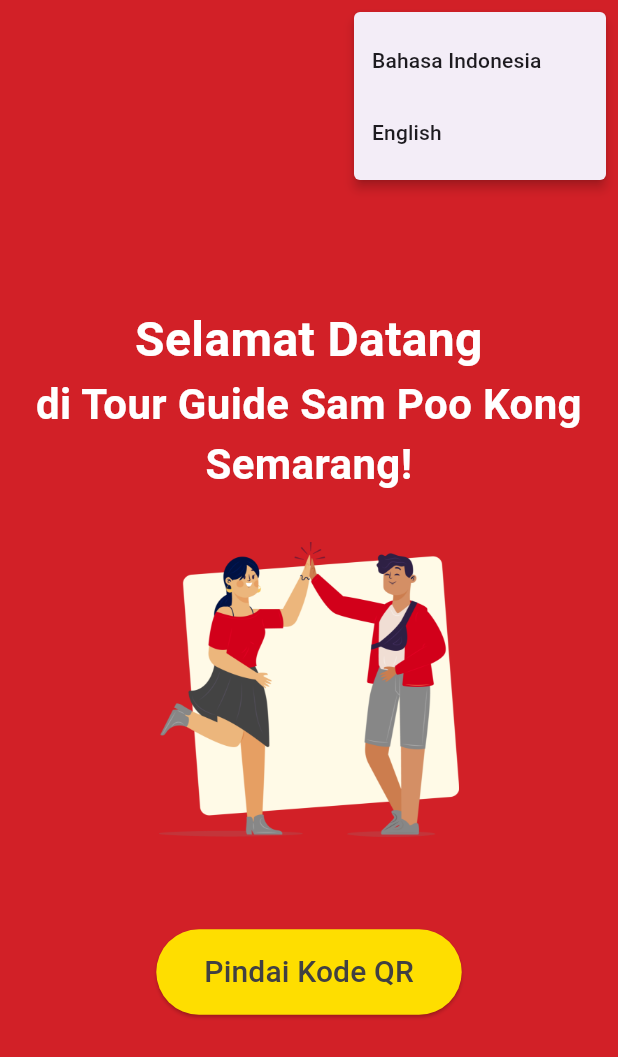
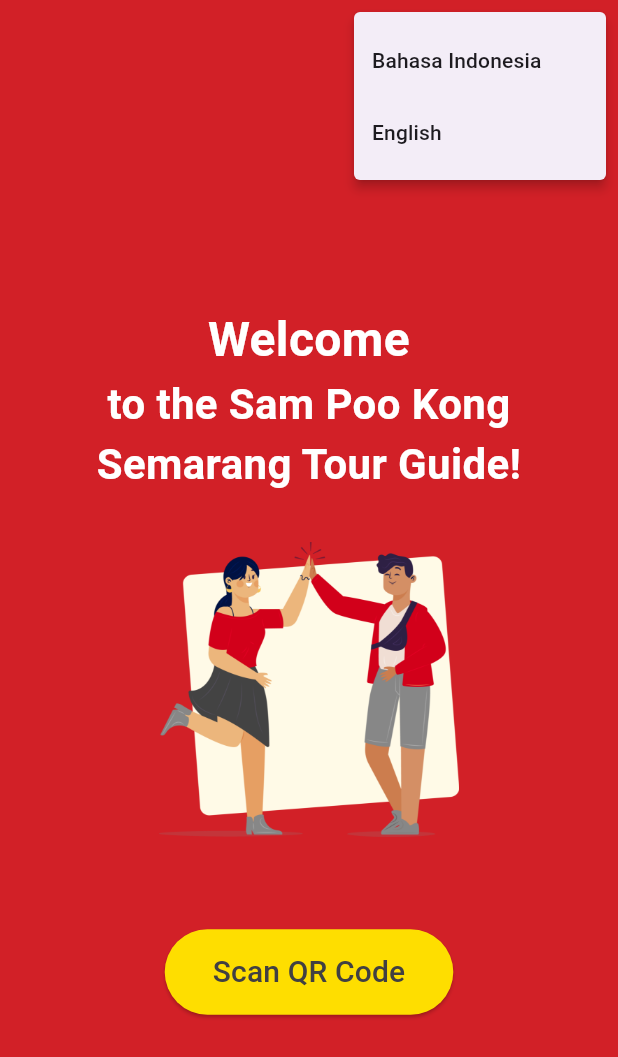
Before and after one commit to Pacifista00/flutter-sampookong, a Flutter app: the screen it shows after launch, after a tap on the "language" icon, on a phone screen of 412 x 824 dp. Shown: the top 1057 px of the screen. Run offline on Flutter 3.47's test engine with Material 3 defaults, Android fonts, the phone set to English and light mode, and no system bars; our stand-ins replace easy_localization, just_audio; missing offline and left inert: mobile_scanner, panorama_viewer.

Commit message:
lang done

```diff
--- /dev/null
+++ b/assets/langs/en.json
@@ -0,0 +1,11 @@
+{
+  "welcome": "Welcome",
+  "description": "to the Sam Poo Kong Semarang Tour Guide!",
+  "scan_qr": "Scan QR Code",
+  "scan_instructions": "Point the Camera at the QR Code",
+  "scan_failed": "Code not recognized :",
+  "sampookong_description": "Sam Poo Kong is a historic temple that reflects a blend of Chinese and Javanese culture, built on a site believed to have been visited by Admiral Zheng He in 1416. This place originated as a stone cave used as a place of worship, and has now developed into a magnificent temple complex, with the main building being rebuilt in 2002–2005.",
+  "next": "Next",
+  "gallery": "Gallery",
+  "explore": "Explore"
+}
--- /dev/null
+++ b/assets/langs/id.json
@@ -0,0 +1,11 @@
+{
+  "welcome": "Selamat Datang",
+  "description": "di Tour Guide Sam Poo Kong Semarang!",
+  "scan_qr": "Pindai Kode QR",
+  "scan_instructions": "Arahkan Kamera ke QR Code",
+  "scan_failed": "Kode tidak dikenali :",
+  "sampookong_description": "Sam Poo Kong merupakan klenteng bersejarah yang mencerminkan perpaduan budaya Tionghoa dan Jawa, dibangun di lokasi yang diyakini pernah disinggahi Laksamana Zheng He pada tahun 1416. Tempat ini berasal dari gua batu yang dijadikan tempat ibadah, dan kini telah berkembang menjadi kompleks klenteng yang megah, dengan pembangunan ulang gedung utamanya pada tahun 2002–2005.",
+  "next": "Lanjutkan",
+  "gallery": "Galeri",
+  "explore": "Telusuri"
+}
--- a/lib/main.dart
+++ b/lib/main.dart
@@ -7,9 +7,20 @@ import 'screens/splash_screen.dart';
 import 'screens/home_screen.dart';
 import 'screens/welcome_screen.dart';
 import 'screens/gallery_screen.dart';
+import 'package:easy_localization/easy_localization.dart';
 
-void main() {
-  runApp(const MyApp());
+void main() async {
+  WidgetsFlutterBinding.ensureInitialized();
+  await EasyLocalization.ensureInitialized();
+
+  runApp(
+    EasyLocalization(
+      supportedLocales: const [Locale('en'), Locale('id')],
+      path: 'assets/langs',
+      fallbackLocale: const Locale('en'),
+      child: const MyApp(),
+    ),
+  );
 }
 
 class MyApp extends StatelessWidget {
@@ -18,8 +29,11 @@ class MyApp extends StatelessWidget {
   @override
   Widget build(BuildContext context) {
     return MaterialApp(
-      title: 'Aplikasi Demo',
       debugShowCheckedModeBanner: false,
+      title: 'Tour Guide',
+      localizationsDelegates: context.localizationDelegates,
+      supportedLocales: context.supportedLocales,
+      locale: context.locale,
       initialRoute: '/',
       routes: {
         '/': (context) => const SplashScreen(),
--- a/lib/screens/gallery_screen.dart
+++ b/lib/screens/gallery_screen.dart
@@ -1,4 +1,5 @@
 import 'package:flutter/material.dart';
+import 'package:easy_localization/easy_localization.dart';
 
 class GalleryScreen extends StatelessWidget {
   const GalleryScreen({super.key});
@@ -6,7 +7,7 @@ class GalleryScreen extends StatelessWidget {
   @override
   Widget build(BuildContext context) {
     return Scaffold(
-      appBar: AppBar(title: const Text('Galeri')),
+      appBar: AppBar(title: Text('gallery'.tr())),
       body: ListView(
         padding: const EdgeInsets.all(16),
         children: [
@@ -55,7 +56,7 @@ class GalleryScreen extends StatelessWidget {
                 Navigator.pushNamed(context, routeName);
               },
               icon: const Icon(Icons.search),
-              label: const Text('Telusuri'),
+              label: Text('explore'.tr()),
               style: ElevatedButton.styleFrom(
                 backgroundColor: Colors.black.withOpacity(0.6),
                 foregroundColor: Colors.white,
--- a/lib/screens/qr_screen.dart
+++ b/lib/screens/qr_screen.dart
@@ -1,5 +1,6 @@
 import 'package:flutter/material.dart';
 import 'package:mobile_scanner/mobile_scanner.dart';
+import 'package:easy_localization/easy_localization.dart';
 
 class QrScreen extends StatefulWidget {
   const QrScreen({super.key});
@@ -21,9 +22,9 @@ class _QrScreenState extends State<QrScreen> {
         if (code == 't0urgu1de') {
           Navigator.pushReplacementNamed(context, '/home');
         } else {
-          ScaffoldMessenger.of(
-            context,
-          ).showSnackBar(SnackBar(content: Text('Kode tidak dikenali: $code')));
+          ScaffoldMessenger.of(context).showSnackBar(
+            SnackBar(content: Text('${'scan_failed'.tr()} : $code')),
+          );
 
           Future.delayed(const Duration(seconds: 2), () {
             setState(() => _isScanned = false);
@@ -37,7 +38,7 @@ class _QrScreenState extends State<QrScreen> {
   @override
   Widget build(BuildContext context) {
     return Scaffold(
-      appBar: AppBar(title: const Text('Scan QR')),
+      appBar: AppBar(title: Text('scan_qr'.tr())),
       body: Stack(
         children: [
           MobileScanner(
@@ -46,12 +47,12 @@ class _QrScreenState extends State<QrScreen> {
             ),
             onDetect: _handleScan,
           ),
-          const Align(
+          Align(
             alignment: Alignment.topCenter,
             child: Padding(
               padding: EdgeInsets.all(16.0),
               child: Text(
-                'Arahkan kamera ke QR Code',
+                'scan_instructions'.tr(),
                 style: TextStyle(fontSize: 18, color: Colors.white),
               ),
             ),
--- a/lib/screens/welcome_screen.dart
+++ b/lib/screens/welcome_screen.dart
@@ -1,13 +1,12 @@
 import 'package:flutter/material.dart';
+import 'package:easy_localization/easy_localization.dart';
 
 class WelcomeScreen extends StatelessWidget {
   const WelcomeScreen({super.key});
 
   void _changeLanguage(BuildContext context, String languageCode) {
-    // Tambahkan logika ubah bahasa di sini (misalnya pakai provider, setState, atau localization library)
-    ScaffoldMessenger.of(
-      context,
-    ).showSnackBar(SnackBar(content: Text('Bahasa diubah ke: $languageCode')));
+    final newLocale = Locale(languageCode);
+    context.setLocale(newLocale);
   }
 
   @override
@@ -22,12 +21,9 @@ class WelcomeScreen extends StatelessWidget {
             icon: const Icon(Icons.language, color: Colors.white),
             onSelected: (String value) => _changeLanguage(context, value),
             itemBuilder:
-                (BuildContext context) => [
-                  const PopupMenuItem(
-                    value: 'id',
-                    child: Text('Bahasa Indonesia'),
-                  ),
-                  const PopupMenuItem(value: 'en', child: Text('English')),
+                (BuildContext context) => const [
+                  PopupMenuItem(value: 'id', child: Text('Bahasa Indonesia')),
+                  PopupMenuItem(value: 'en', child: Text('English')),
                 ],
           ),
         ],
@@ -38,18 +34,18 @@ class WelcomeScreen extends StatelessWidget {
           child: Column(
             mainAxisSize: MainAxisSize.min,
             children: [
-              const Text(
-                'Selamat Datang',
-                style: TextStyle(
+              Text(
+                'welcome'.tr(),
+                style: const TextStyle(
                   fontSize: 32,
                   fontWeight: FontWeight.bold,
                   color: Colors.white,
                 ),
                 textAlign: TextAlign.center,
               ),
-              const Text(
-                'di Tour Guide Sam Poo Kong Semarang!',
-                style: TextStyle(
+              Text(
+                'description'.tr(),
+                style: const TextStyle(
                   fontSize: 28,
                   fontWeight: FontWeight.bold,
                   color: Colors.white,
@@ -75,9 +71,12 @@ class WelcomeScreen extends StatelessWidget {
                 onPressed: () {
                   Navigator.pushReplacementNamed(context, '/scanner');
                 },
-                child: const Text(
-                  'Pindai Kode QR',
-                  style: TextStyle(fontSize: 20, color: Color(0xFF414042)),
+                child: Text(
+                  'scan_qr'.tr(),
+                  style: const TextStyle(
+                    fontSize: 20,
+                    color: Color(0xFF414042),
+                  ),
                 ),
               ),
             ],
--- a/pubspec.yaml
+++ b/pubspec.yaml
@@ -33,6 +33,7 @@ dependencies:
   mobile_scanner: ^6.0.0
   just_audio: ^0.10.4
   panorama_viewer: ^2.0.4
+  easy_localization: ^3.0.1
 
   # The following adds the Cupertino Icons font to your application.
   # Use with the CupertinoIcons class for iOS style icons.
@@ -101,3 +102,4 @@ flutter:
   - assets/images/panorama3.jpg
   - assets/images/gerbang.png
   - assets/audios/gerbang.mp3
+  - assets/langs/
```
Also changed, not shown: lib/screens/home_screen.dart (+14 -6 lines), pubspec.lock, 1 other file.
